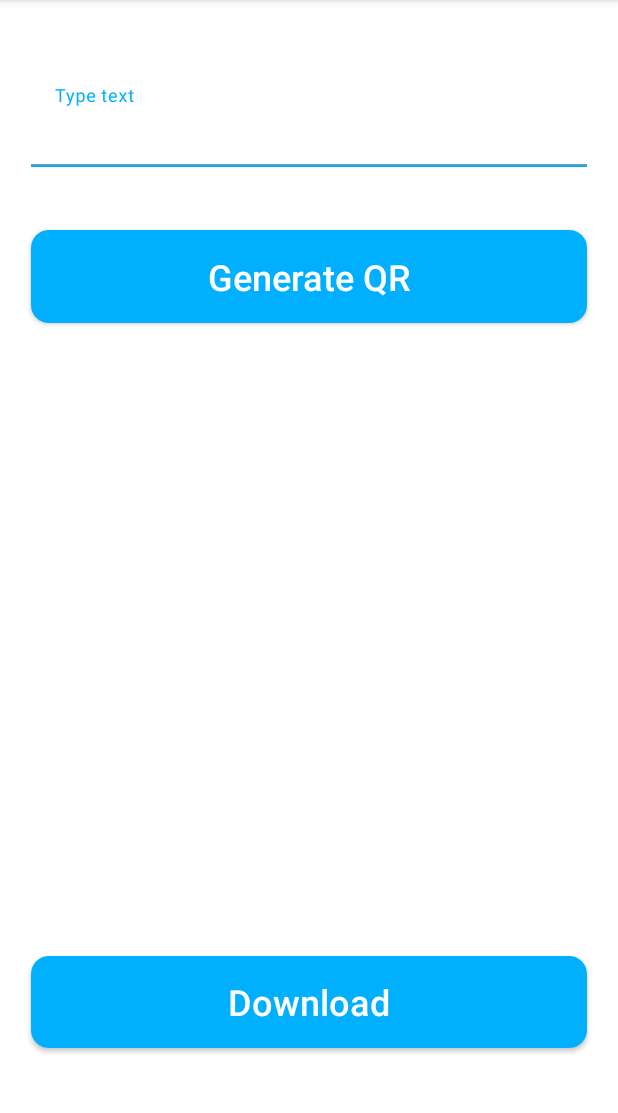
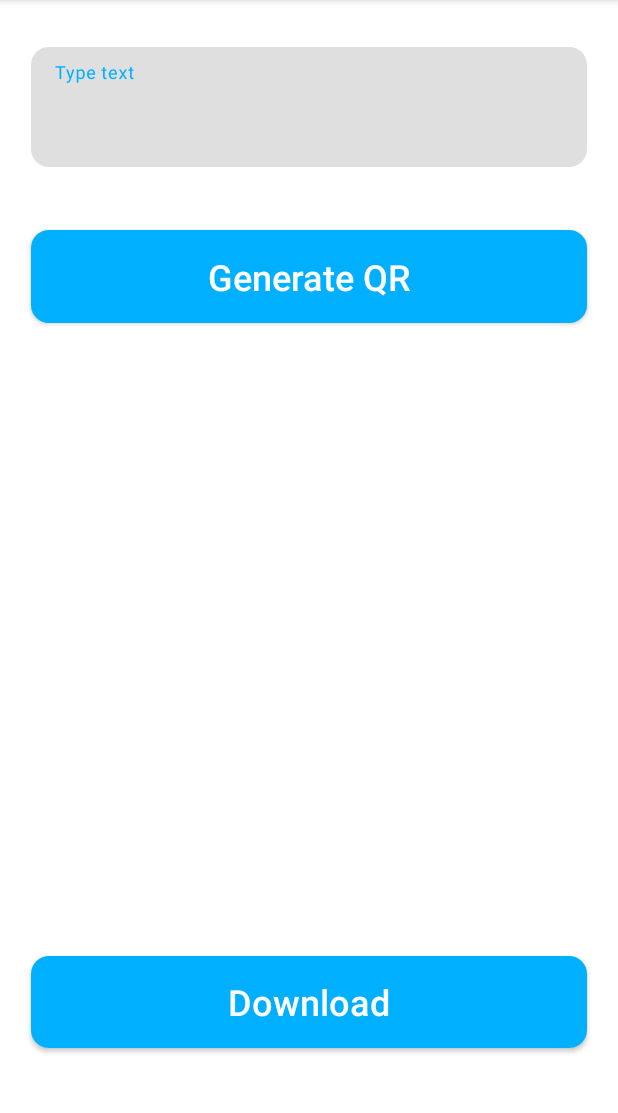
Before and after one commit to Mu-selim/QR-attendance, an Android app: the GenerateActivity screen opened directly, with no data from a screen before it, after a tap on "Generate QR", on a phone screen of 412 x 824 dp, the part 84-1197 px from its top. Run offline under Robolectric (Android 15) with nearby library versions, the phone set to English and light mode, and no system bars; libraries missing offline, so code that uses them is left out: androidmads.library.qrgenearator; 2 statements that could not run were skipped.

Commit message:
v1.0.2 update

```diff
--- a/app/src/main/java/com/devselim/qrattendace/GenerateActivity.java
+++ b/app/src/main/java/com/devselim/qrattendace/GenerateActivity.java
@@ -24,12 +24,20 @@ import com.devselim.qrattendace.databinding.ActivityGenerateBinding;
 
 import java.io.FileNotFoundException;
 import java.io.OutputStream;
+import java.text.SimpleDateFormat;
+import java.util.ArrayList;
+import java.util.Date;
 import java.util.Objects;
 
 import androidmads.library.qrgenearator.QRGContents;
 import androidmads.library.qrgenearator.QRGEncoder;
 
 public class GenerateActivity extends AppCompatActivity {
+
+    /*DatabaseHelper databaseHelper;
+    ArrayList arrayList;
+    SimpleDateFormat simpleDateFormat;
+    String date = null;*/
 
     ActivityGenerateBinding binding;
     private static final int REQUEST_CODE = 1;
@@ -39,12 +47,23 @@ public class GenerateActivity extends AppCompatActivity {
         binding = ActivityGenerateBinding.inflate(getLayoutInflater());
         setContentView(binding.getRoot());
 
+        /*simpleDateFormat = new SimpleDateFormat("dd/MM/yyyy");
+        date = simpleDateFormat.format(new Date());
+        databaseHelper = new DatabaseHelper(GenerateActivity.this);
+        arrayList = databaseHelper.getAllText();*/
+
         binding.generateQRBtn.setOnClickListener(new View.OnClickListener() {
             @Override
             public void onClick(View view) {
                 String s = binding.inputField.getText().toString();
                 QRGEncoder encoder = new QRGEncoder(s, null, QRGContents.Type.TEXT, 800);
                 binding.generatedQRImage.setImageBitmap(encoder.getBitmap());
+
+                /*// added code
+                boolean flag = databaseHelper.addText(s, date);
+                if (flag) {
+                    Toast.makeText(GenerateActivity.this, "Added", Toast.LENGTH_LONG).show();
+                }*/
             }
         });
 
--- a/app/src/main/res/drawable/roundedinput.xml
+++ b/app/src/main/res/drawable/roundedinput.xml
@@ -3,6 +3,6 @@
     xmlns:android="http://schemas.android.com/apk/res/android"
     android:shape="rectangle">
 
-    <solid android:color="@color/white" />
+    <solid android:color="@color/gray" />
     <corners android:radius="12dp" />
 </shape>
--- a/app/src/main/res/layout/activity_generate.xml
+++ b/app/src/main/res/layout/activity_generate.xml
@@ -24,7 +24,7 @@
         android:id="@+id/inputTop"
         android:layout_width="wrap_content"
         android:layout_height="wrap_content"
-        app:layout_constraintGuide_percent="0.05"
+        app:layout_constraintGuide_percent="0.03"
         android:orientation="horizontal"/>
 
     <androidx.constraintlayout.widget.Guideline
@@ -85,8 +85,8 @@
         app:layout_constraintEnd_toEndOf="@id/rightLine"
         app:layout_constraintTop_toTopOf="@+id/inputTop"
         app:endIconMode="clear_text"
-        app:boxStrokeWidth="2dp"
-        app:boxStrokeWidthFocused="1dp"
+        app:boxStrokeWidth="0dp"
+        app:boxStrokeWidthFocused="0dp"
         android:paddingVertical="4dp">
 
         <com.google.android.material.textfield.TextInputEditText
@@ -97,6 +97,7 @@
             android:hint="@string/text"
             android:layout_marginTop="4dp"
             android:textSize="20sp"
+            android:paddingHorizontal="4dp"
             android:background="@drawable/roundedinput"/>
     </com.google.android.material.textfield.TextInputLayout>
 
--- a/app/src/main/res/values-night/themes.xml
+++ b/app/src/main/res/values-night/themes.xml
@@ -1,6 +1,6 @@
 <resources xmlns:tools="http://schemas.android.com/tools">
     <!-- Base application theme. -->
-    <style name="Theme.QRAttendace" parent="Theme.MaterialComponents.DayNight.DarkActionBar">
+    <style name="Theme.QRAttendace" parent="Theme.MaterialComponents.Light.DarkActionBar">
         <!-- Primary brand color. -->
         <item name="colorPrimary">@color/purple_200</item>
         <item name="colorPrimaryVariant">@color/purple_700</item>
--- a/app/src/main/res/values/colors.xml
+++ b/app/src/main/res/values/colors.xml
@@ -7,4 +7,5 @@
     <color name="teal_700">#FF018786</color>
     <color name="black">#FF000000</color>
     <color name="white">#FFFFFFFF</color>
+    <color name="gray">#DFDFDF</color>
 </resources>
--- a/app/src/main/res/values/strings.xml
+++ b/app/src/main/res/values/strings.xml
@@ -9,4 +9,5 @@
     <string name="text">Type text</string>
     <string name="QRgenerate">Generate QR</string>
     <string name="downlaod">Download</string>
+    <string name="export">Export as CSV</string>
 </resources>
--- a/app/src/main/res/values/themes.xml
+++ b/app/src/main/res/values/themes.xml
@@ -1,6 +1,6 @@
 <resources xmlns:tools="http://schemas.android.com/tools">
     <!-- Base application theme. -->
-    <style name="Theme.QRAttendace" parent="Theme.MaterialComponents.DayNight.DarkActionBar">
+    <style name="Theme.QRAttendace" parent="Theme.MaterialComponents.Light.DarkActionBar">
         <!-- Primary brand color. -->
         <item name="colorPrimary">@color/purple_500</item>
         <item name="colorPrimaryVariant">@color/purple_700</item>
```
Also changed, not shown: app/src/main/java/com/devselim/qrattendace/AttendaceActivity.java (+53 -4 lines), app/src/main/java/com/devselim/qrattendace/CSVWriter.java (added, +132 -0 lines), app/src/main/java/com/devselim/qrattendace/DatabaseHelper.java (+26 -5 lines), app/src/main/java/com/devselim/qrattendace/MainActivity.java (+3 -7 lines), app/src/main/res/layout/activity_attendace.xml (+30 -2 lines).
